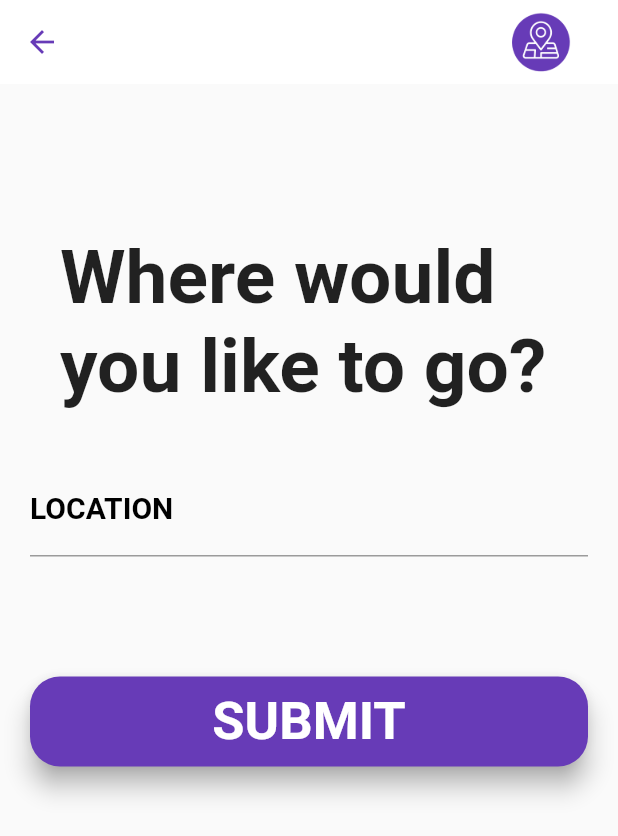
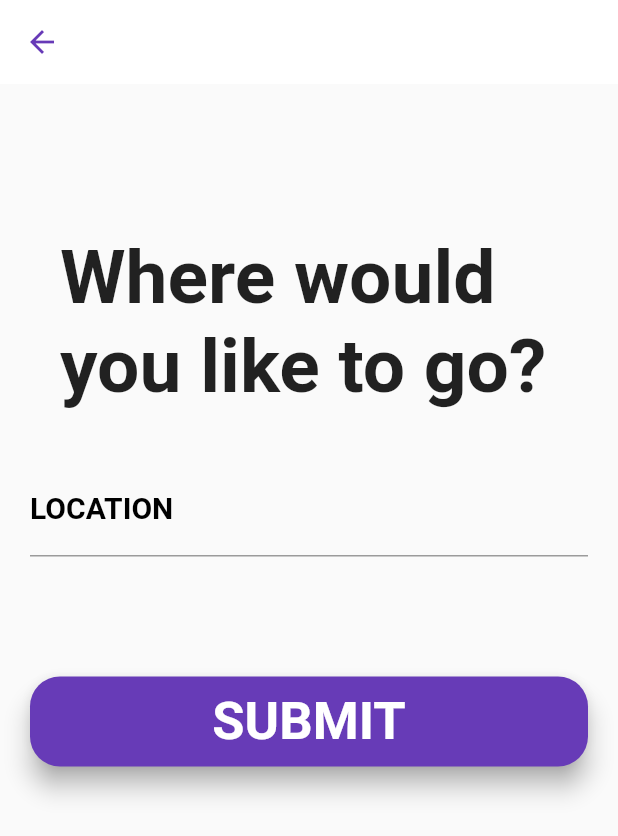
Before and after one commit to veronicakate/f_e_access_the_city, a Flutter app: the UserDashboard screen opened directly, on a phone screen of 412 x 824 dp. Shown: the top 836 px of the screen. Run offline on Flutter 3.47's test engine with Material 2 defaults, Android fonts, the phone set to English and light mode, and no system bars; Roboto replaces fonts that are missing (Montserrat).

Commit message:
remove icon from appbar

```diff
--- a/access_the_city/lib/pages/users/select_location.dart
+++ b/access_the_city/lib/pages/users/select_location.dart
@@ -21,14 +21,7 @@ class _UserDashboardState extends State<UserDashboard> {
       appBar: AppBar(
         backgroundColor: Colors.white,
         elevation: 0.0,
-        title: Row(
-            crossAxisAlignment: CrossAxisAlignment.center,
-            mainAxisAlignment: MainAxisAlignment.end,
-            children: [
-              Image.asset("images/logo.png", width: 70.0, height: 40.0),
-            ]),
-        iconTheme: IconThemeData(color: hexToColor('#673BB7')),
-        // iconTheme: IconThemeData(color: Colors.red,size:100, opacity: 1),
+        iconTheme: IconThemeData(color: Colors.deepPurple),
       ),
       body: Column(
         crossAxisAlignment: CrossAxisAlignment.start,
--- a/access_the_city/lib/pages/users/single_business.dart
+++ b/access_the_city/lib/pages/users/single_business.dart
@@ -8,12 +8,6 @@ class SingleBusiness extends StatelessWidget {
         appBar: AppBar(
           backgroundColor: Colors.white,
           elevation: 0.0,
-          title: Row(
-              crossAxisAlignment: CrossAxisAlignment.center,
-              mainAxisAlignment: MainAxisAlignment.end,
-              children: [
-                Image.asset("images/logo.png", width: 70.0, height: 40.0)
-              ]),
           iconTheme: IconThemeData(color: Colors.deepPurple),
         ),
         body: ListView(children: [
--- a/access_the_city/lib/pages/users/user_join.dart
+++ b/access_the_city/lib/pages/users/user_join.dart
@@ -27,12 +27,6 @@ class _UserJoinState extends State<UserJoin> {
       appBar: AppBar(
         backgroundColor: Colors.white,
         elevation: 0.0,
-        title: Row(
-            crossAxisAlignment: CrossAxisAlignment.center,
-            mainAxisAlignment: MainAxisAlignment.end,
-            children: [
-              Image.asset("images/logo.png", width: 70.0, height: 40.0)
-            ]),
         iconTheme: IconThemeData(color: Colors.deepPurple),
       ),
       body: Column(
```
Also changed, not shown: access_the_city/lib/pages/users/landing_user_page.dart (+0 -11 lines), access_the_city/lib/pages/users/list_of_businesses.dart (+19 -54 lines), access_the_city/lib/pages/users/sign_in_user.dart (+3 -16 lines), access_the_city/lib/pages/users/user_requirements.dart (+0 -10 lines).
